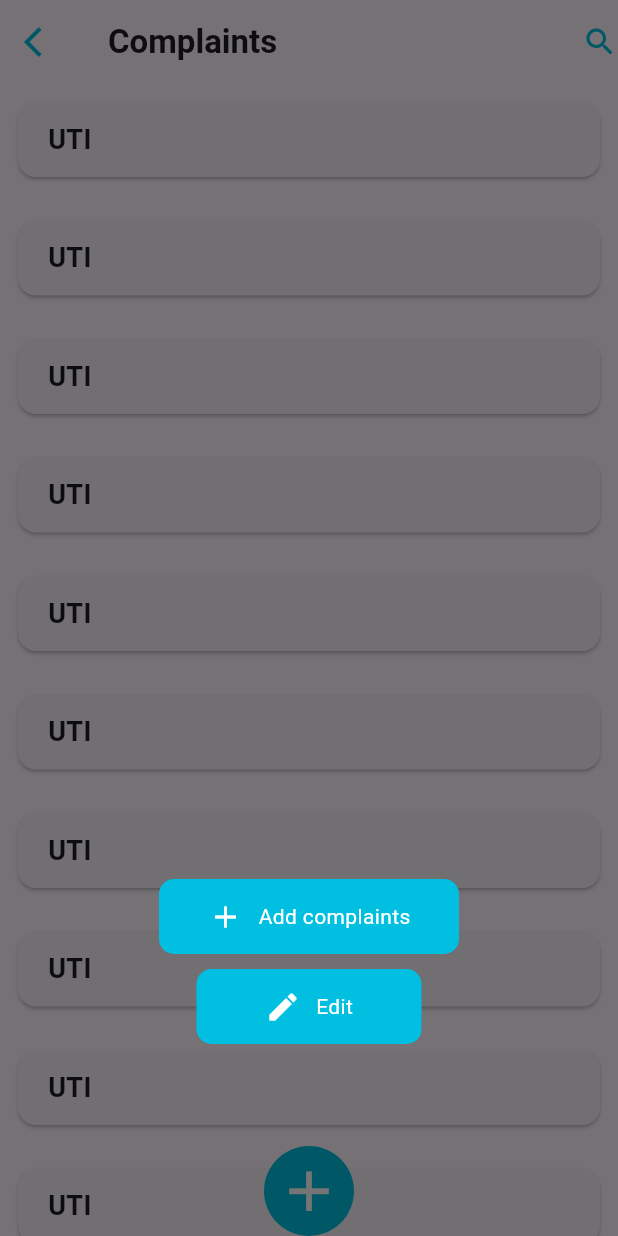
After one commit to MuhdNasiif/cms-EMR, a Flutter app: the Complaints screen opened directly, after a tap on the "add" icon, on a phone screen of 412 x 824 dp. The commit adds this screen. Run offline on Flutter 3.47's test engine with Material 3 defaults, Android fonts, the phone set to English and light mode, and no system bars; our stand-ins replace google_fonts.

Commit message:
doc complited

```diff
--- /dev/null
+++ b/lib/features/doctors_page/complaints.dart
@@ -0,0 +1,108 @@
+import 'package:cms_emrgroup/utils/app_color.dart';
+import 'package:cms_emrgroup/widgets/complaints/popup_btncom.dart';
+import 'package:flutter/material.dart';
+import 'package:google_fonts/google_fonts.dart';
+
+class Complaints extends StatefulWidget {
+  const Complaints({super.key});
+
+  @override
+  State<Complaints> createState() => _ObservationState();
+}
+
+class _ObservationState extends State<Complaints> {
+  @override
+  Widget build(BuildContext context) {
+    return Scaffold(
+      appBar: AppBar(
+        leading: const Icon(
+          Icons.arrow_back_ios,
+          color: primarycolor,
+        ),
+        title: const Text(
+          "Complaints",
+          style: TextStyle(fontWeight: FontWeight.w600),
+        ),
+        actions: const [
+          Icon(
+            Icons.search_rounded,
+            color: primarycolor,
+          )
+        ],
+      ),
+      body: Column(
+        children: [
+          Expanded(
+            child: ListView.separated(
+              itemCount: 10,
+              itemBuilder: (BuildContext context, int index) {
+                return Padding(
+                  padding: const EdgeInsets.all(8.0),
+                  child: Name_card(),
+                );
+              },
+              separatorBuilder: (BuildContext context, int index) {
+                return SizedBox(
+                  height: 5,
+                );
+              },
+            ),
+          ),
+        ],
+      ),
+      floatingActionButtonLocation: FloatingActionButtonLocation.centerDocked,
+      floatingActionButton: InkWell(
+        onTap: () {
+          showDialog(
+            context: context,
+            builder: (context) {
+              return Popup_btnobserv ();
+            },
+          );
+        },
+        child: CircleAvatar(
+          radius: 30,
+          backgroundColor: primarycolor,
+          child: Center(
+            child: Icon(
+              Icons.add,
+              size: 45,
+              color: colorwhite,
+            ),
+          ),
+        ),
+      ),
+    );
+  }
+}
+
+//name card custom
+class Name_card extends StatelessWidget {
+  const Name_card({super.key});
+
+  @override
+  Widget build(BuildContext context) {
+    return Card(
+      child: Container(
+        width: MediaQuery.sizeOf(context).width,
+        height: 50,
+        decoration: BoxDecoration(borderRadius: BorderRadius.circular(10)),
+        child: Center(
+          child: Row(
+            mainAxisAlignment: MainAxisAlignment.start,
+            children: [
+              SizedBox(
+                width: 20,
+              ),
+              Text(
+                "UTI",
+                style: GoogleFonts.roboto(
+                    fontSize: 18, fontWeight: FontWeight.w700),
+              ),
+            ],
+          ),
+        ),
+      ),
+    );
+  }
+}
--- /dev/null
+++ b/lib/widgets/complaints/popup_btncom.dart
@@ -0,0 +1,68 @@
+import 'package:cms_emrgroup/utils/app_color.dart';
+import 'package:cms_emrgroup/widgets/complaints/com_alertone.dart';
+import 'package:cms_emrgroup/widgets/complaints/com_alerttwo.dart';
+import 'package:flutter/material.dart';
+
+class Popup_btnobserv extends StatelessWidget{
+  const Popup_btnobserv({super.key});
+
+
+  @override
+  Widget build(BuildContext context) {
+     return AlertDialog(
+                content: Column(
+                  mainAxisAlignment: MainAxisAlignment.end,
+                  children: [
+                     InkWell(
+                      onTap: () {
+                        showDialog(context: context,
+                        builder: (context) {
+                          return ComAlertone();
+                        },);
+                      },
+                       child: Container(
+                                           width: 200,
+                                           height: 50,
+                                           decoration: BoxDecoration(borderRadius: BorderRadius.circular(10),color: primarycolor,),
+                                           child: Center(
+                        child: Row(
+                          mainAxisAlignment: MainAxisAlignment.center,
+                          children: [
+                            Icon(Icons.add,color: colorwhite,),
+                          SizedBox(width: 10,),
+                          Text("Add complaints",style: TextStyle(color: colorwhite),)],
+                        ),
+                                           ),
+                                         ),
+                     ),
+                  SizedBox(height: 10,),
+                   InkWell(
+                    onTap: () {
+                       showDialog(context: context,
+                       builder: (context) {
+                         return ComAlerttwo();
+                       },);
+                    },
+                     child: Container(
+                      width: 150,
+                      height: 50,
+                      decoration: BoxDecoration(borderRadius: BorderRadius.circular(10),color: primarycolor,),
+                      child: Center(
+                        child: Row(
+                          mainAxisAlignment: MainAxisAlignment.center,
+                          children: [
+                            Icon(Icons.edit,color: colorwhite,),
+                          SizedBox(width: 10,),
+                          Text("Edit",style: TextStyle(color: colorwhite),)],
+                        ),
+                      ),
+                                       ),
+                   ),
+                   SizedBox(height: 80,),
+                  ],
+                ),
+
+                backgroundColor: Colors.transparent,
+              );
+  }
+}
```
Also changed, not shown: lib/features/doctors_page/doctors_page.dart (+36 -1 lines), lib/features/doctors_page/observation.dart (added, +108 -0 lines), lib/widgets/complaints/com_alertone.dart (added, +88 -0 lines), lib/widgets/complaints/com_alerttwo.dart (added, +88 -0 lines), lib/widgets/observation/alertone.dart (added, +88 -0 lines), lib/widgets/observation/alerttwo.dart (added, +88 -0 lines), lib/widgets/observation/popup_btn.dart (added, +68 -0 lines).
